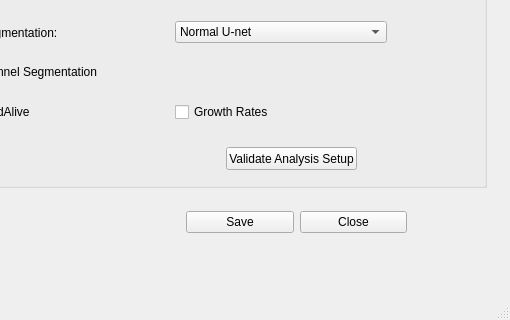
The window that setupWindow.ui (karempudi/GUIs) describes before a commit, drawn with Qt 5; both pictures show x 84 to 594 and y 273 to 593 of the 594 by 593 pixel window.
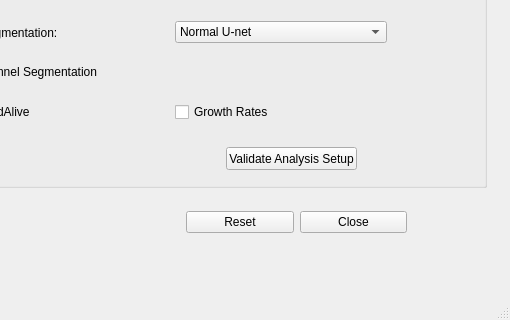
The same window after the commit.

```diff
--- a/setupWindow.ui
+++ b/setupWindow.ui
@@ -297,7 +297,7 @@
      <item>
       <widget class="QPushButton" name="saveExptSetupButton">
        <property name="text">
-        <string>Save</string>
+        <string>Reset</string>
        </property>
       </widget>
      </item>
```
Left out of the diff: 2 changed lines with no effect on the pictures.
